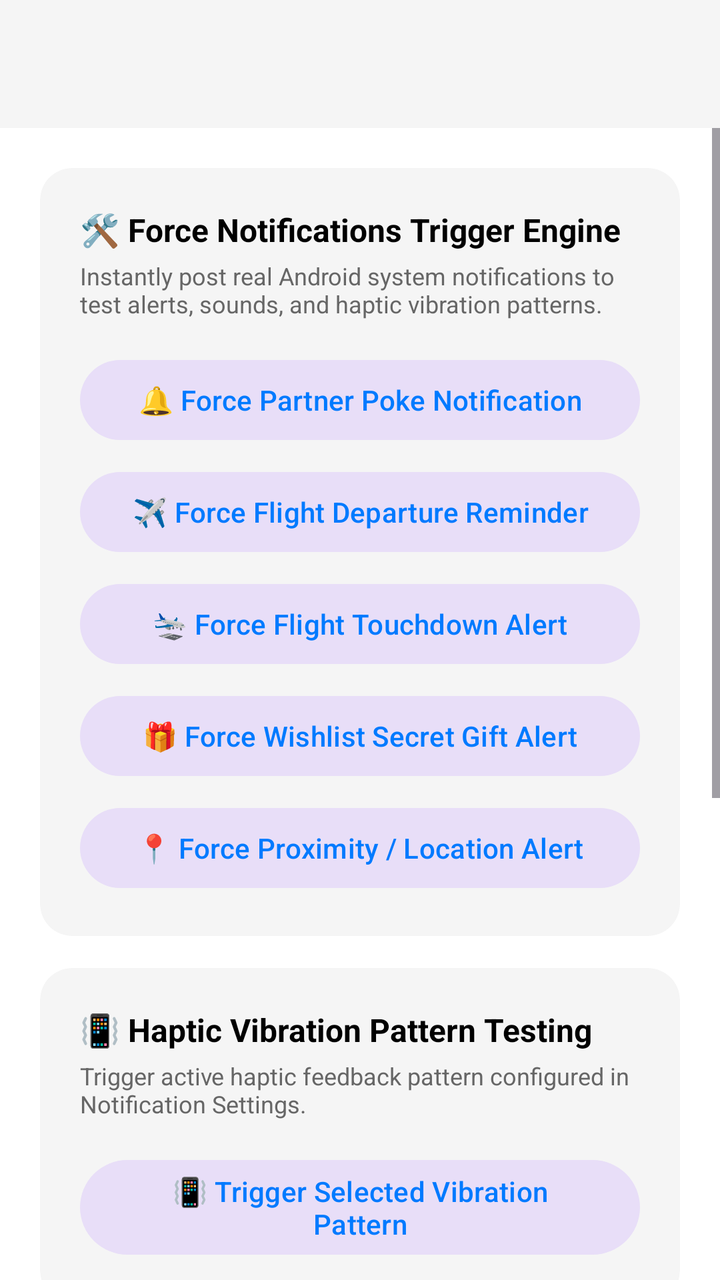
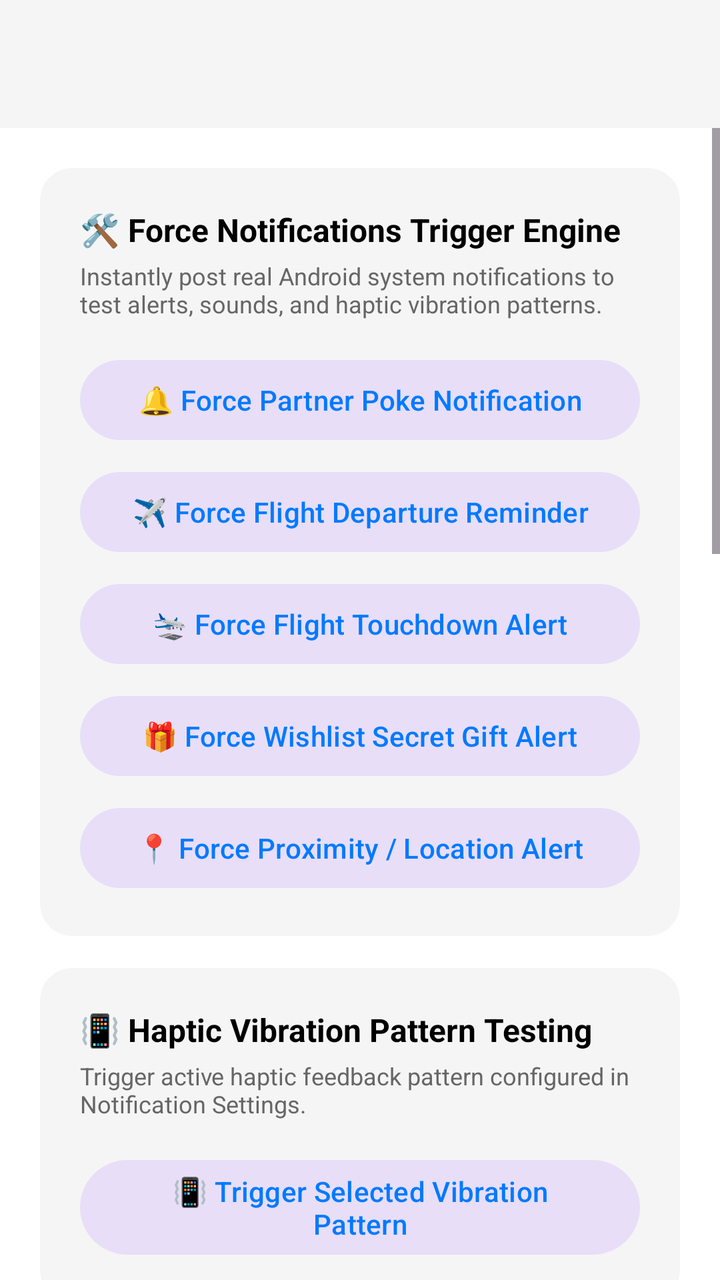

An Android layout rendered at two revisions. The XML below is the earlier revision; the diff shows what the commit changed to produce the second picture.
<!-- AndroidManifest.xml: application theme Theme.ProjectCecily -->
<!-- res/layout/activity_developer.xml -->
<?xml version="1.0" encoding="utf-8"?>
<androidx.constraintlayout.widget.ConstraintLayout xmlns:android="http://schemas.android.com/apk/res/android"
    xmlns:app="http://schemas.android.com/apk/res-auto"
    android:layout_width="match_parent"
    android:layout_height="match_parent"
    android:background="@color/app_background">

    
    <com.google.android.material.appbar.AppBarLayout
        android:id="@+id/appBarLayout"
        android:layout_width="match_parent"
        android:layout_height="wrap_content"
        android:fitsSystemWindows="true"
        app:elevation="4dp"
        app:layout_constraintEnd_toEndOf="parent"
        app:layout_constraintStart_toStartOf="parent"
        app:layout_constraintTop_toTopOf="parent">

        <com.google.android.material.appbar.MaterialToolbar
            android:id="@+id/toolbar"
            android:layout_width="match_parent"
            android:layout_height="?attr/actionBarSize"
            android:background="@color/card_background" />
    </com.google.android.material.appbar.AppBarLayout>

    <ScrollView
        android:id="@+id/developer_scroll"
        android:layout_width="0dp"
        android:layout_height="0dp"
        app:layout_constraintBottom_toBottomOf="parent"
        app:layout_constraintEnd_toEndOf="parent"
        app:layout_constraintStart_toStartOf="parent"
        app:layout_constraintTop_toBottomOf="@id/appBarLayout">

        <LinearLayout
            android:layout_width="match_parent"
            android:layout_height="wrap_content"
            android:orientation="vertical"
            android:padding="20dp">

            
            <com.google.android.material.card.MaterialCardView
                android:layout_width="match_parent"
                android:layout_height="wrap_content"
                android:layout_marginBottom="16dp"
                app:cardBackgroundColor="@color/card_background"
                app:cardCornerRadius="16dp"
                app:strokeWidth="0dp">

                <LinearLayout
                    android:layout_width="match_parent"
                    android:layout_height="wrap_content"
                    android:orientation="vertical"
                    android:padding="20dp">

                    <TextView
                        android:layout_width="wrap_content"
                        android:layout_height="wrap_content"
                        android:text="🛠️ Force Notifications Trigger Engine"
                        android:textColor="@color/text_primary"
                        android:textSize="16sp"
                        android:textStyle="bold" />

                    <TextView
                        android:layout_width="wrap_content"
                        android:layout_height="wrap_content"
                        android:layout_marginTop="4dp"
                        android:text="Instantly post real Android system notifications to test alerts, sounds, and haptic vibration patterns."
                        android:textColor="@color/text_secondary"
                        android:textSize="12sp" />

                    <Button
                        android:id="@+id/btnForcePokeNotif"
                        style="@style/Widget.Material3.Button.TonalButton"
                        android:layout_width="match_parent"
                        android:layout_height="wrap_content"
                        android:layout_marginTop="16dp"
                        android:text="🔔 Force Partner Poke Notification" />

                    <Button
                        android:id="@+id/btnForceFlightReminder"
                        style="@style/Widget.Material3.Button.TonalButton"
                        android:layout_width="match_parent"
                        android:layout_height="wrap_content"
                        android:layout_marginTop="8dp"
                        android:text="✈️ Force Flight Departure Reminder" />

                    <Button
                        android:id="@+id/btnForceFlightTouchdown"
                        style="@style/Widget.Material3.Button.TonalButton"
                        android:layout_width="match_parent"
                        android:layout_height="wrap_content"
                        android:layout_marginTop="8dp"
                        android:text="🛬 Force Flight Touchdown Alert" />

                    <Button
                        android:id="@+id/btnForceWishlistNotif"
                        style="@style/Widget.Material3.Button.TonalButton"
                        android:layout_width="match_parent"
                        android:layout_height="wrap_content"
                        android:layout_marginTop="8dp"
                        android:text="🎁 Force Wishlist Secret Gift Alert" />

                    <Button
                        android:id="@+id/btnForceProximityNotif"
                        style="@style/Widget.Material3.Button.TonalButton"
                        android:layout_width="match_parent"
                        android:layout_height="wrap_content"
                        android:layout_marginTop="8dp"
                        android:text="📍 Force Proximity / Location Alert" />
                </LinearLayout>
            </com.google.android.material.card.MaterialCardView>

            
            <com.google.android.material.card.MaterialCardView
                android:layout_width="match_parent"
                android:layout_height="wrap_content"
                android:layout_marginBottom="16dp"
                app:cardBackgroundColor="@color/card_background"
                app:cardCornerRadius="16dp"
                app:strokeWidth="0dp">

                <LinearLayout
                    android:layout_width="match_parent"
                    android:layout_height="wrap_content"
                    android:orientation="vertical"
                    android:padding="20dp">

                    <TextView
                        android:layout_width="wrap_content"
                        android:layout_height="wrap_content"
                        android:text="📳 Haptic Vibration Pattern Testing"
                        android:textColor="@color/text_primary"
                        android:textSize="16sp"
                        android:textStyle="bold" />

                    <TextView
                        android:layout_width="wrap_content"
                        android:layout_height="wrap_content"
                        android:layout_marginTop="4dp"
                        android:text="Trigger active haptic feedback pattern configured in Notification Settings."
                        android:textColor="@color/text_secondary"
                        android:textSize="12sp" />

                    <Button
                        android:id="@+id/btnTestVibration"
                        style="@style/Widget.Material3.Button.TonalButton"
                        android:layout_width="match_parent"
                        android:layout_height="wrap_content"
                        android:layout_marginTop="16dp"
                        android:text="📳 Trigger Selected Vibration Pattern" />
                </LinearLayout>
            </com.google.android.material.card.MaterialCardView>

            
            <com.google.android.material.card.MaterialCardView
                android:layout_width="match_parent"
                android:layout_height="wrap_content"
                app:cardBackgroundColor="@color/card_background"
                app:cardCornerRadius="16dp"
                app:strokeWidth="0dp">

                <LinearLayout
                    android:layout_width="match_parent"
                    android:layout_height="wrap_content"
                    android:orientation="vertical"
                    android:padding="20dp">

                    <TextView
                        android:layout_width="wrap_content"
                        android:layout_height="wrap_content"
                        android:text="🌟 Subscription Controls &amp; Demo Tools"
                        android:textColor="@color/text_primary"
                        android:textSize="16sp"
                        android:textStyle="bold" />

                    <TextView
                        android:layout_width="wrap_content"
                        android:layout_height="wrap_content"
                        android:layout_marginTop="4dp"
                        android:text="Test monthly/lifetime tier states and reset active subscriptions for presentation demonstrations."
                        android:textColor="@color/text_secondary"
                        android:textSize="12sp" />

                    
                    <com.google.android.material.materialswitch.MaterialSwitch
                        android:id="@+id/switchLifetimeDemo"
                        android:layout_width="match_parent"
                        android:layout_height="wrap_content"
                        android:layout_marginTop="16dp"
                        android:text="Lifetime Access Active"
                        android:textColor="@color/text_primary"
                        android:textSize="14sp" />

                    
                    <com.google.android.material.materialswitch.MaterialSwitch
                        android:id="@+id/switchMonthlyDemo"
                        android:layout_width="match_parent"
                        android:layout_height="wrap_content"
                        android:layout_marginTop="8dp"
                        android:text="Monthly Pass Active"
                        android:textColor="@color/text_primary"
                        android:textSize="14sp" />

                    
                    <LinearLayout
                        android:id="@+id/layoutMonthlyExpiryDate"
                        android:layout_width="match_parent"
                        android:layout_height="wrap_content"
                        android:layout_marginTop="8dp"
                        android:gravity="center_vertical"
                        android:orientation="horizontal"
                        android:paddingVertical="4dp">

                        <LinearLayout
                            android:layout_width="0dp"
                            android:layout_height="wrap_content"
                            android:layout_weight="1"
                            android:orientation="vertical">

                            <TextView
                                android:layout_width="wrap_content"
                                android:layout_height="wrap_content"
                                android:text="Monthly End Date"
                                android:textColor="@color/text_primary"
                                android:textSize="13sp"
                                android:textStyle="bold" />

                            <TextView
                                android:id="@+id/tvMonthlyExpiryDate"
                                android:layout_width="wrap_content"
                                android:layout_height="wrap_content"
                                android:layout_marginTop="2dp"
                                android:text="Not set (30 days default)"
                                android:textColor="@color/text_secondary"
                                android:textSize="12sp" />
                        </LinearLayout>

                        <Button
                            android:id="@+id/btnSetMonthlyExpiry"
                            style="@style/Widget.Material3.Button.TonalButton"
                            android:layout_width="wrap_content"
                            android:layout_height="wrap_content"
                            android:text="Set End Date"
                            android:textSize="12sp" />
                    </LinearLayout>

                    
                    <Button
                        android:id="@+id/btnEndSubscription"
                        style="@style/Widget.Material3.Button"
                        android:layout_width="match_parent"
                        android:layout_height="wrap_content"
                        android:layout_marginTop="20dp"
                        android:backgroundTint="#FF3B30"
                        app:backgroundTint="#FF3B30"
                        android:text="End Subscription"
                        android:textColor="#FFFFFF"
                        android:textStyle="bold" />
                </LinearLayout>
            </com.google.android.material.card.MaterialCardView>

        </LinearLayout>
    </ScrollView>

</androidx.constraintlayout.widget.ConstraintLayout>
<!-- resources referenced by this layout -->
<resources>
  <color name="app_background">#FFFFFF</color>
  <color name="card_background">#F5F5F5</color>
  <color name="text_primary">#000000</color>
  <color name="text_secondary">#666666</color>
  <style name="Theme.ProjectCecily" parent="Base.Theme.ProjectCecily" />
  <style name="Base.Theme.ProjectCecily" parent="Theme.Material3.DayNight.NoActionBar">
          
          <item name="colorPrimary">@color/nav_selected</item>
          <item name="windowActionBar">false</item>
          <item name="windowNoTitle">true</item>
  
          
          <item name="colorOnSecondaryContainer">@color/nav_selected</item>
      </style>
  <color name="nav_selected">#007AFF</color>
</resources>

<!-- the commit's change to res/layout/activity_developer.xml (unified diff, before → after) -->
@@ -156,6 +156,187 @@
             <com.google.android.material.card.MaterialCardView
                 android:layout_width="match_parent"
                 android:layout_height="wrap_content"
+                android:layout_marginBottom="16dp"
+                app:cardBackgroundColor="@color/card_background"
+                app:cardCornerRadius="16dp"
+                app:strokeWidth="0dp">
+
+                <LinearLayout
+                    android:layout_width="match_parent"
+                    android:layout_height="wrap_content"
+                    android:orientation="vertical"
+                    android:padding="20dp">
+
+                    <TextView
+                        android:layout_width="wrap_content"
+                        android:layout_height="wrap_content"
+                        android:text="🖼️ Photo Cycle Stream Controls"
+                        android:textColor="@color/text_primary"
+                        android:textSize="16sp"
+                        android:textStyle="bold" />
+
+                    <TextView
+                        android:layout_width="wrap_content"
+                        android:layout_height="wrap_content"
+                        android:layout_marginTop="4dp"
+                        android:text="Preview and force-delete active 24-hour photos for testing."
+                        android:textColor="@color/text_secondary"
+                        android:textSize="12sp" />
+
+                    
+                    <com.google.android.material.button.MaterialButtonToggleGroup
+                        android:id="@+id/toggleDevPhotoStream"
+                        android:layout_width="match_parent"
+                        android:layout_height="wrap_content"
+                        android:layout_marginTop="16dp"
+                        app:selectionRequired="true"
+                        app:singleSelection="true">
+
+                        <Button
+                            android:id="@+id/btnDevStreamMe"
+                            style="@style/Widget.Material3.Button.OutlinedButton"
+                            android:layout_width="0dp"
+                            android:layout_height="wrap_content"
+                            android:layout_weight="1"
+                            android:text="Me (My Sent Photos)"
+                            android:textSize="11sp" />
+
+                        <Button
+                            android:id="@+id/btnDevStreamPartner"
+                            style="@style/Widget.Material3.Button.OutlinedButton"
+                            android:layout_width="0dp"
+                            android:layout_height="wrap_content"
+                            android:layout_weight="1"
+                            android:text="Partner's Photos"
+                            android:textSize="11sp" />
+                    </com.google.android.material.button.MaterialButtonToggleGroup>
+
+                    
+                    <com.google.android.material.card.MaterialCardView
+                        android:layout_width="160dp"
+                        android:layout_height="160dp"
+                        android:layout_gravity="center_horizontal"
+                        android:layout_marginTop="16dp"
+                        app:cardBackgroundColor="#212121"
+                        app:cardCornerRadius="16dp"
+                        app:strokeWidth="0dp">
+
+                        <ImageView
+                            android:id="@+id/ivDevPhotoPreview"
+                            android:layout_width="match_parent"
+                            android:layout_height="match_parent"
+                            android:scaleType="centerCrop"
+                            android:contentDescription="Photo Preview" />
+                    </com.google.android.material.card.MaterialCardView>
+
+                    
+                    <LinearLayout
+                        android:layout_width="match_parent"
+                        android:layout_height="wrap_content"
+                        android:layout_marginTop="16dp"
+                        android:orientation="vertical">
+
+                        <LinearLayout
+                            android:layout_width="match_parent"
+                            android:layout_height="wrap_content"
+                            android:gravity="center"
+                            android:orientation="horizontal">
+
+                            <com.google.android.material.card.MaterialCardView
+                                android:id="@+id/cardThumb1"
+                                android:layout_width="60dp"
+                                android:layout_height="60dp"
+                                android:layout_margin="4dp"
+                                android:clickable="true"
+                                android:focusable="true"
+                                app:cardBackgroundColor="#212121"
+                                app:cardCornerRadius="12dp"
+                                app:strokeWidth="0dp">
+                                <ImageView
+                                    android:id="@+id/ivThumb1"
+                                    android:layout_width="match_parent"
+                                    android:layout_height="match_parent"
+                                    android:scaleType="centerCrop" />
+                            </com.google.android.material.card.MaterialCardView>
+
+                            <com.google.android.material.card.MaterialCardView
+                                android:id="@+id/cardThumb2"
+                                android:layout_width="60dp"
+                                android:layout_height="60dp"
+                                android:layout_margin="4dp"
+                                android:clickable="true"
+                                android:focusable="true"
+                                app:cardBackgroundColor="#212121"
+                                app:cardCornerRadius="12dp"
+                                app:strokeWidth="0dp">
+                                <ImageView
+                                    android:id="@+id/ivThumb2"
+                                    android:layout_width="match_parent"
+                                    android:layout_height="match_parent"
+                                    android:scaleType="centerCrop" />
+                            </com.google.android.material.card.MaterialCardView>
+                        </LinearLayout>
+
+                        <LinearLayout
+                            android:layout_width="match_parent"
+                            android:layout_height="wrap_content"
+                            android:gravity="center"
+                            android:orientation="horizontal">
+
+                            <com.google.android.material.card.MaterialCardView
+                                android:id="@+id/cardThumb3"
+                                android:layout_width="60dp"
+                                android:layout_height="60dp"
+                                android:layout_margin="4dp"
+                                android:clickable="true"
+                                android:focusable="true"
+                                app:cardBackgroundColor="#212121"
+                                app:cardCornerRadius="12dp"
+                                app:strokeWidth="0dp">
+                                <ImageView
+                                    android:id="@+id/ivThumb3"
+                                    android:layout_width="match_parent"
+                                    android:layout_height="match_parent"
+                                    android:scaleType="centerCrop" />
+                            </com.google.android.material.card.MaterialCardView>
+
+                            <com.google.android.material.card.MaterialCardView
+                                android:id="@+id/cardThumb4"
+                                android:layout_width="60dp"
+                                android:layout_height="60dp"
+                                android:layout_margin="4dp"
+                                android:clickable="true"
+                                android:focusable="true"
+                                app:cardBackgroundColor="#212121"
+                                app:cardCornerRadius="12dp"
+                                app:strokeWidth="0dp">
+                                <ImageView
+                                    android:id="@+id/ivThumb4"
+                                    android:layout_width="match_parent"
+                                    android:layout_height="match_parent"
+                                    android:scaleType="centerCrop" />
+                            </com.google.android.material.card.MaterialCardView>
+                        </LinearLayout>
+                    </LinearLayout>
+
+                    
+                    <Button
+                        android:id="@+id/btnDevDeletePhoto"
+                        android:layout_width="match_parent"
+                        android:layout_height="wrap_content"
+                        android:layout_marginTop="16dp"
+                        android:text="Delete Selected Photo"
+                        android:textColor="#FFFFFF"
+                        android:textStyle="bold"
+                        app:backgroundTint="#E53935" />
+
+                </LinearLayout>
+            </com.google.android.material.card.MaterialCardView>
+
+            
+            <com.google.android.material.card.MaterialCardView
+                android:layout_width="match_parent"
+                android:layout_height="wrap_content"
                 app:cardBackgroundColor="@color/card_background"
                 app:cardCornerRadius="16dp"
                 app:strokeWidth="0dp">
